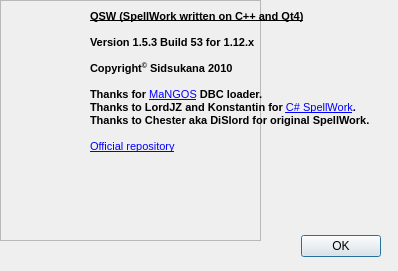
First picture: the form in QSW/AboutUI.ui, repository sidsukana/QSpellWork, before the edit.
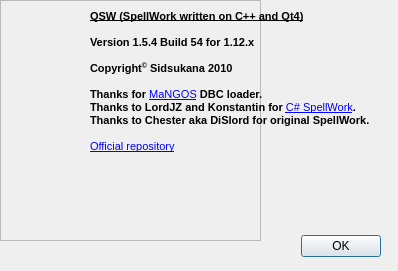
Second picture: the form after the edit. Icons and pictures are not drawn.

The edit to the form file:
```diff
--- a/QSW/AboutUI.ui
+++ b/QSW/AboutUI.ui
@@ -83,7 +83,7 @@
 &lt;/style&gt;&lt;/head&gt;&lt;body style=&quot; font-family:'MS Shell Dlg 2'; font-size:8.25pt; font-weight:400; font-style:normal;&quot;&gt;
 &lt;p style=&quot; margin-top:0px; margin-bottom:0px; margin-left:0px; margin-right:0px; -qt-block-indent:0; text-indent:0px;&quot;&gt;&lt;span style=&quot; font-size:8pt; font-weight:600; text-decoration: underline;&quot;&gt;QSW (SpellWork written on C++ and Qt4)&lt;/span&gt;&lt;/p&gt;
 &lt;p style=&quot;-qt-paragraph-type:empty; margin-top:0px; margin-bottom:0px; margin-left:0px; margin-right:0px; -qt-block-indent:0; text-indent:0px; font-size:8pt; font-weight:600;&quot;&gt;&lt;/p&gt;
-&lt;p style=&quot; margin-top:0px; margin-bottom:0px; margin-left:0px; margin-right:0px; -qt-block-indent:0; text-indent:0px;&quot;&gt;&lt;span style=&quot; font-size:8pt; font-weight:600;&quot;&gt;Version 1.5.3 Build 53 for 1.12.x&lt;/span&gt;&lt;/p&gt;
+&lt;p style=&quot; margin-top:0px; margin-bottom:0px; margin-left:0px; margin-right:0px; -qt-block-indent:0; text-indent:0px;&quot;&gt;&lt;span style=&quot; font-size:8pt; font-weight:600;&quot;&gt;Version 1.5.4 Build 54 for 1.12.x&lt;/span&gt;&lt;/p&gt;
 &lt;p style=&quot;-qt-paragraph-type:empty; margin-top:0px; margin-bottom:0px; margin-left:0px; margin-right:0px; -qt-block-indent:0; text-indent:0px; font-size:8pt; font-weight:600;&quot;&gt;&lt;/p&gt;
 &lt;p style=&quot; margin-top:0px; margin-bottom:0px; margin-left:0px; margin-right:0px; -qt-block-indent:0; text-indent:0px;&quot;&gt;&lt;span style=&quot; font-size:8pt; font-weight:600;&quot;&gt;Copyright&lt;/span&gt;&lt;span style=&quot; font-size:8pt; font-weight:600; vertical-align:super;&quot;&gt;©&lt;/span&gt;&lt;span style=&quot; font-size:8pt; font-weight:600;&quot;&gt; Sidsukana 2010&lt;/span&gt;&lt;/p&gt;
 &lt;p style=&quot;-qt-paragraph-type:empty; margin-top:0px; margin-bottom:0px; margin-left:0px; margin-right:0px; -qt-block-indent:0; text-indent:0px; font-size:8pt; font-weight:600;&quot;&gt;&lt;/p&gt;
```
